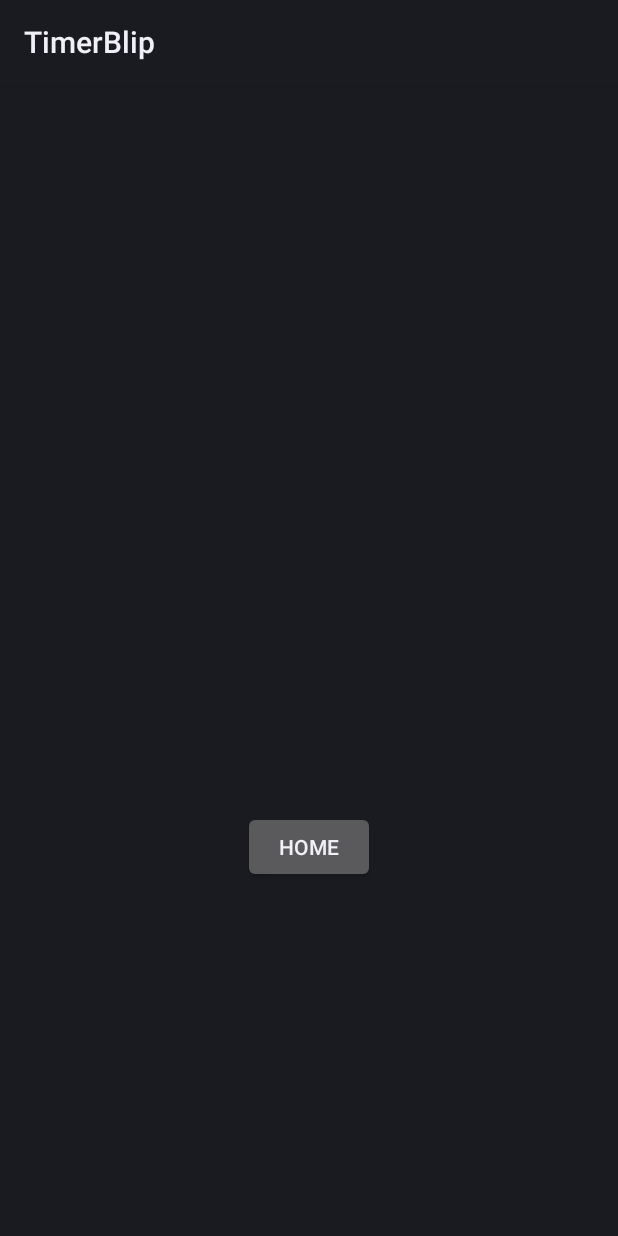
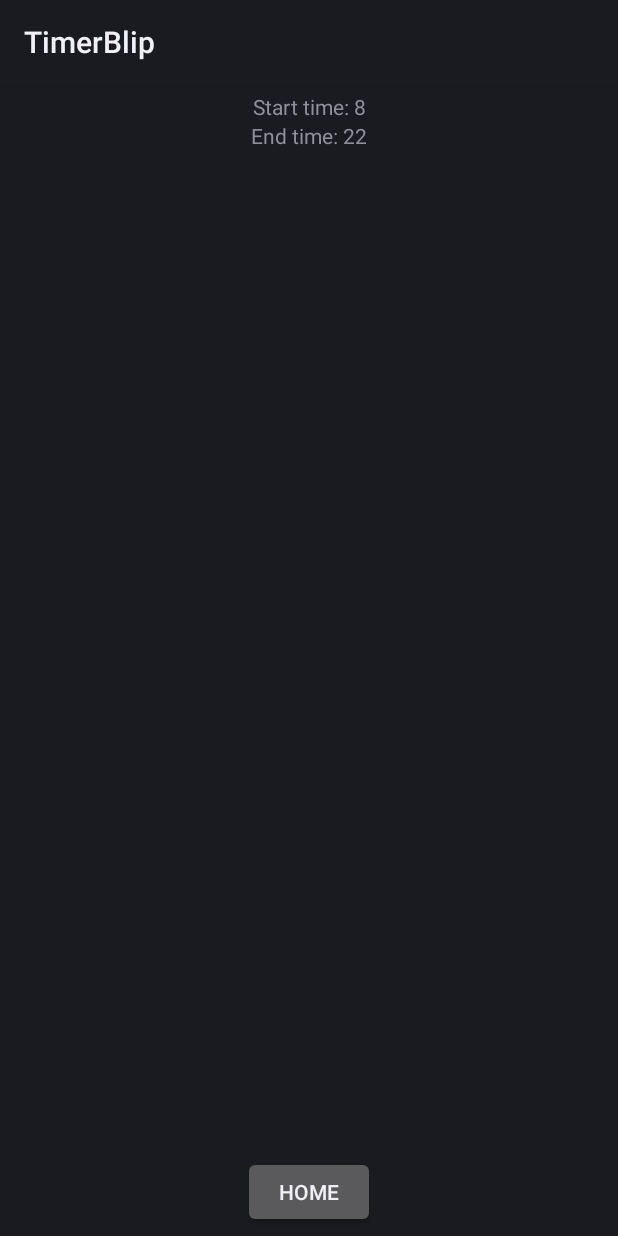
Before and after one commit to brw2650/TimerBlip, an Android app: the SettingsFragment screen opened through its navigation route, on a phone screen of 412 x 824 dp. Run offline under Robolectric (Android 15) with nearby library versions, the phone set to English and light mode, and no system bars; plain views replace BoxInsetLayout.

Commit message:
Current settings display

```diff
--- a/app/src/main/java/com/rollingduck/timerblip/SettingsFragment.kt
+++ b/app/src/main/java/com/rollingduck/timerblip/SettingsFragment.kt
@@ -31,6 +31,14 @@ class SettingsFragment : Fragment() {
         binding.buttonHome.setOnClickListener {
             findNavController().navigate(R.id.action_SettingsFragment_to_HomeFragment)
         }
+
+        val startTime =
+            this.context?.let { SettingsManager.getSetting(it, SettingsManager.START_TIME, 8) };
+        val endTime =
+            this.context?.let { SettingsManager.getSetting(it, SettingsManager.END_TIME, 22) };
+        binding.startTimeDisplay.text =
+            String.format(getString(R.string.start_time_display), startTime);
+        binding.endTimeDisplay.text = String.format(getString(R.string.end_time_display), endTime);
     }
 
     override fun onDestroyView() {
--- a/app/src/main/res/layout/fragment_settings.xml
+++ b/app/src/main/res/layout/fragment_settings.xml
@@ -6,14 +6,15 @@
     android:layout_height="match_parent"
     tools:context=".SettingsFragment">
 
-    <TextView
-        android:id="@+id/textview_second"
-        android:layout_width="wrap_content"
-        android:layout_height="wrap_content"
-        app:layout_constraintBottom_toTopOf="@id/button_home"
-        app:layout_constraintEnd_toEndOf="parent"
-        app:layout_constraintStart_toStartOf="parent"
-        app:layout_constraintTop_toTopOf="parent" />
+
+    <!--    <TimePicker-->
+    <!--        android:id="@+id/timePicker"-->
+    <!--        android:layout_width="wrap_content"-->
+    <!--        android:layout_height="wrap_content"-->
+    <!--        android:timePickerMode="spinner"-->
+    <!--        app:layout_constraintEnd_toEndOf="parent"-->
+    <!--        app:layout_constraintStart_toStartOf="parent"-->
+    <!--        app:layout_constraintTop_toTopOf="parent" />-->
 
     <Button
         android:id="@+id/button_home"
@@ -22,6 +23,23 @@
         android:text="@string/home"
         app:layout_constraintBottom_toBottomOf="parent"
         app:layout_constraintEnd_toEndOf="parent"
+        app:layout_constraintStart_toStartOf="parent" />
+
+    <TextView
+        android:id="@+id/start_time_display"
+        android:layout_width="wrap_content"
+        android:layout_height="wrap_content"
+        android:text="TextView"
+        app:layout_constraintEnd_toEndOf="parent"
         app:layout_constraintStart_toStartOf="parent"
-        app:layout_constraintTop_toBottomOf="@id/textview_second" />
+        app:layout_constraintTop_toTopOf="parent" />
+
+    <TextView
+        android:id="@+id/end_time_display"
+        android:layout_width="wrap_content"
+        android:layout_height="wrap_content"
+        android:text="TextView"
+        app:layout_constraintEnd_toEndOf="parent"
+        app:layout_constraintStart_toStartOf="parent"
+        app:layout_constraintTop_toBottomOf="@+id/start_time_display" />
 </androidx.constraintlayout.widget.ConstraintLayout>
--- a/app/src/main/res/values/strings.xml
+++ b/app/src/main/res/values/strings.xml
@@ -12,8 +12,12 @@
     <!-- Strings used for fragments for navigation -->
     <string name="home_fragment_label">Home Fragment</string>
     <string name="settings_fragment_label">Settings Fragment</string>
+
     <string name="settings">Settings</string>
     <string name="home">Home</string>
+
+    <string name="start_time_display">Start time: %1$s</string>
+    <string name="end_time_display">End time: %1$s</string>
 
     <string name="hello_first_fragment">Hello first fragment</string>
     <string name="hello_second_fragment">Hello second fragment. Arg: %1$s</string>
```
